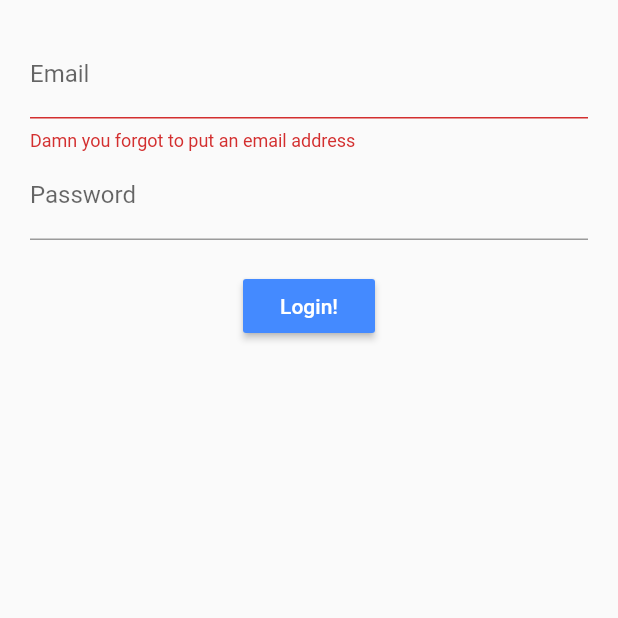
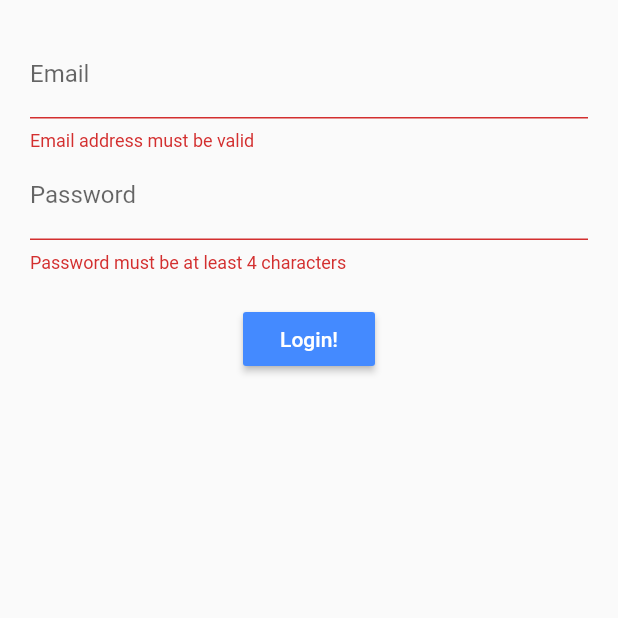
Before and after one commit to karankumarshreds/FlutterForms, a Flutter app: the screen it shows after launch, after a tap on "Login!", on a phone screen of 412 x 824 dp, the top half of it. Run offline on Flutter 3.47's test engine with Material 2 defaults, Android fonts, the phone set to English and light mode, and no system bars.

Commit message:
add more validators

```diff
--- a/lib/src/screens/login_screen.dart
+++ b/lib/src/screens/login_screen.dart
@@ -39,11 +39,11 @@ class LoginScreenState extends State<LoginScreen> {
       // this will give [@] suggestion button to the user while typing on the
       // mobile keyboard so that user doesn't have to search for the [@] symbol
       keyboardType: TextInputType.emailAddress,
-      validator: (state) {
-        if (state != null && state.length > 5) {
+      validator: (String? state) {
+        if (state != null && !state.contains('@')) {
+          return 'Email address must be valid';
+        } else {
           return null; // null means no error
-        } else {
-          return 'Damn you forgot to put an email address';
         }
       },
     );
@@ -51,12 +51,17 @@ class LoginScreenState extends State<LoginScreen> {
 
   Widget passwordField() {
     return TextFormField(
-      // to show the security dots instead of the plain text on the input field
-      obscureText: true,
-      decoration: const InputDecoration(
-        labelText: 'Password',
-      ),
-    );
+        // to show the security dots instead of the plain text on the input field
+        obscureText: true,
+        decoration: const InputDecoration(
+          labelText: 'Password',
+        ),
+        validator: (String? state) {
+          if (state != null && state.length < 4) {
+            return 'Password must be at least 4 characters';
+          } else
+            return null;
+        });
   }
 
   Widget submitButton() {
```
